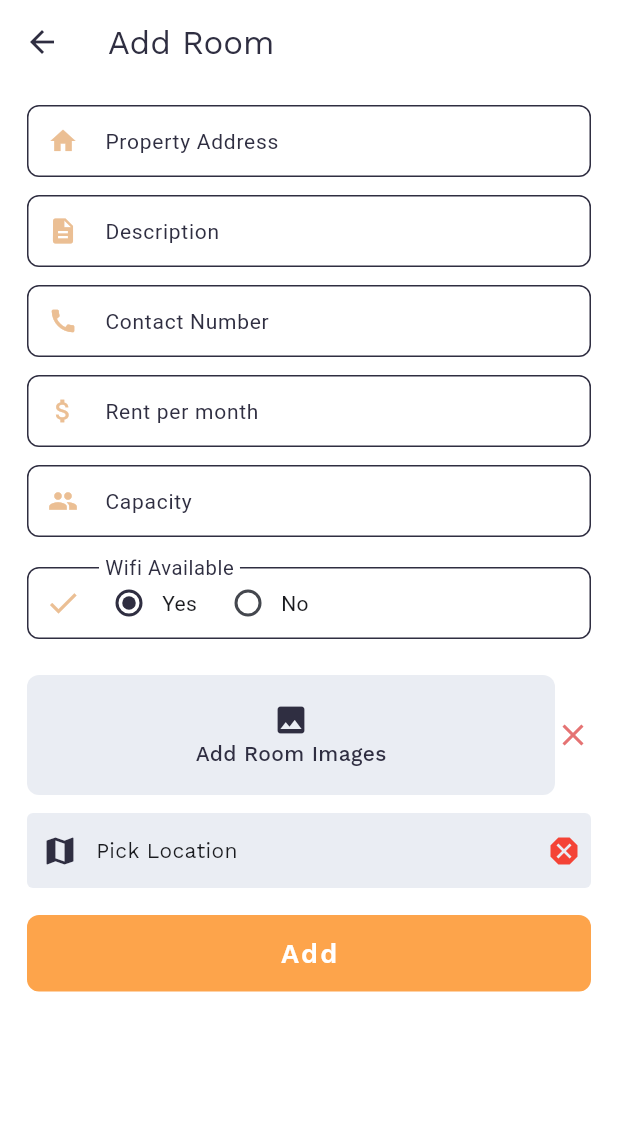
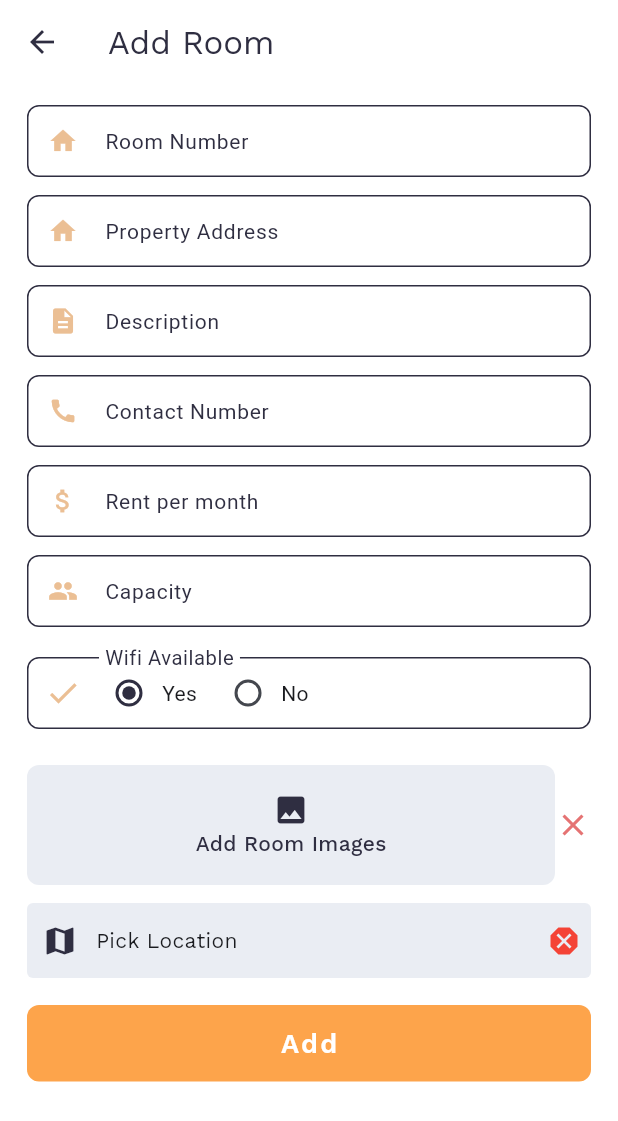
Before and after one commit to Bilalsaeed78/New-Journey-App, a Flutter app: the PropertyTypeSelectorScreen screen opened directly with empty values, after a tap on "Room", on a phone screen of 412 x 824 dp. Shown: the top 1121 px of the screen. Run offline on Flutter 3.47's test engine with Material 3 defaults, Android fonts, the phone set to English and light mode, and no system bars; our stand-ins replace flutter_svg, get, get_storage, image_picker; missing offline and left inert: multi_image_picker_view; accounts and stored records are empty; network calls fail.

Commit message:
Minor Updates.

```diff
--- a/client/lib/constants/themes/app_colors.dart
+++ b/client/lib/constants/themes/app_colors.dart
@@ -5,7 +5,8 @@ class AppColors {
   static const Color primaryLight = Color.fromARGB(255, 235, 191, 148);
   static const Color secondary = Color(0xFF2f2e41);
   static const Color secondaryLight = Color.fromARGB(255, 214, 214, 218);
-  static const Color propertContainer = Color.fromARGB(255, 234, 237, 243);
+  static const Color subtitleColor = Color.fromARGB(255, 128, 128, 134);
+  static const Color propertyContainer = Color.fromARGB(255, 234, 237, 243);
   static const Color whiteShade = Color(0xFFE4E2E2);
   static const Color background = Color(0xFFFFFFFF);
   static const Color card = Color(0xFFFFFFFF);
--- a/client/lib/controllers/property_controller.dart
+++ b/client/lib/controllers/property_controller.dart
@@ -5,6 +5,7 @@ import 'package:get/get.dart';
 import 'package:http_parser/http_parser.dart';
 import 'package:image_picker/image_picker.dart';
 import 'package:multi_image_picker_view/multi_image_picker_view.dart';
+import 'package:new_journey_app/models/property_model.dart';
 import 'package:new_journey_app/storage/local_storage.dart';
 import 'package:http/http.dart' as http;
 
@@ -14,6 +15,9 @@ import '../models/room_model.dart';
 class PropertyController extends GetxController with LocalStorage {
   final formKey = GlobalKey<FormState>();
 
+  final roomNumberController = TextEditingController();
+  final apartmentNumberController = TextEditingController();
+  final officeNumberController = TextEditingController();
   final overviewController = TextEditingController();
   final rentalPriceController = TextEditingController();
   final floorController = TextEditingController();
@@ -32,8 +36,15 @@ class PropertyController extends GetxController with LocalStorage {
   final Rx<List<Room>> _myAddedRooms = Rx<List<Room>>([]);
   List<Room> get myAddedRooms => _myAddedRooms.value;
 
+  final Rx<List<Property>> _myProperties = Rx<List<Property>>([]);
+  List<Property> get myProperties => _myProperties.value;
+
   void clearFields() {
+    propertyAddressController.clear();
     overviewController.clear();
+    roomNumberController.clear();
+    apartmentNumberController.clear();
+    officeNumberController.clear();
     rentalPriceController.clear();
     floorController.clear();
     roomsController.clear();
@@ -69,12 +80,12 @@ class PropertyController extends GetxController with LocalStorage {
 
       final jsonResponse = jsonDecode(response.body);
       final roomsJson = jsonResponse['rooms'] as List<dynamic>;
+      print(roomsJson);
 
       _myAddedRooms.value = roomsJson
           .map((roomJson) => Room.fromJson(roomJson))
           .where((room) => room.owner == getUserId())
           .toList();
-
       toggleLoading();
     } catch (e) {
       toggleLoading();
@@ -135,7 +146,8 @@ class PropertyController extends GetxController with LocalStorage {
         toggleLoading();
         final List<ImageFile> images = multiImageController.images.toList();
         final formData = {
-          'room_number': propertyAddressController.text.trim(),
+          'room_number': roomNumberController.text.trim(),
+          'address': propertyAddressController.text.trim(),
           'overview': overviewController.text.trim(),
           'rental_price': double.parse(rentalPriceController.text),
           'max_capacity': int.parse(maxCapacityController.text),
@@ -168,11 +180,20 @@ class PropertyController extends GetxController with LocalStorage {
         final response = await http.Response.fromStream(streamedResponse);
 
         if (response.statusCode == 201) {
-          Room room = Room.fromJson(jsonDecode(response.body)['room']);
-          myAddedRooms.add(room);
+          var decoded = jsonDecode(response.body)['room'];
+          Property property = Property(
+              propertyId: decoded['_id'],
+              propertyType: 'room',
+              ownerId: getUserId()!);
+          _myProperties.value.add(property);
+          print(property.ownerId);
+          print(property.propertyId);
+          print(property.propertyType);
+          Room room = Room.fromJson(decoded);
+          _myAddedRooms.value.add(room);
           clearFields();
           Get.back();
-          Get.back();
+          print(_myAddedRooms.value.length);
           Get.snackbar(
             'Success',
             'Room created successfully',
@@ -185,6 +206,7 @@ class PropertyController extends GetxController with LocalStorage {
         }
       }
     } catch (error) {
+      print(error);
       Get.snackbar(
         'Error',
         'Failed to create room',
--- /dev/null
+++ b/client/lib/models/property_model.dart
@@ -0,0 +1,27 @@
+class Property {
+  final String propertyId;
+  final String propertyType;
+  final String ownerId;
+
+  Property({
+    required this.propertyId,
+    required this.propertyType,
+    required this.ownerId,
+  });
+
+  Map<String, dynamic> toJson() {
+    return {
+      'propertyId': propertyId,
+      'propertyType': propertyType,
+      'owner': ownerId,
+    };
+  }
+
+  factory Property.fromJson(Map<String, dynamic> json) {
+    return Property(
+      propertyId: json['_id'],
+      propertyType: json['propertyType'],
+      ownerId: json['owner'],
+    );
+  }
+}
--- a/client/lib/models/room_model.dart
+++ b/client/lib/models/room_model.dart
@@ -1,6 +1,7 @@
 class Room {
   String id;
   String roomNumber;
+  String address;
   String overview;
   double rentalPrice;
   int maxCapacity;
@@ -13,6 +14,7 @@ class Room {
   Room({
     required this.id,
     required this.roomNumber,
+    required this.address,
     required this.overview,
     required this.rentalPrice,
     required this.maxCapacity,
@@ -27,6 +29,7 @@ class Room {
     return Room(
       id: json['_id'],
       roomNumber: json['room_number'],
+      address: json['address'],
       overview: json['overview'],
       rentalPrice: json['rental_price'].toDouble(),
       maxCapacity: json['max_capacity'],
@@ -41,6 +44,7 @@ class Room {
   Map<String, dynamic> toJson() {
     return {
       'room_number': roomNumber,
+      'address': address,
       'overview': overview,
       'rental_price': rentalPrice,
       'max_capacity': maxCapacity,
--- a/client/lib/views/add_property_screen.dart
+++ b/client/lib/views/add_property_screen.dart
@@ -44,6 +44,57 @@ class AddPropertyScreen extends StatelessWidget {
                 const SizedBox(
                   height: 14,
                 ),
+                if (type == 'room')
+                  CustomTextFormField(
+                    controller: propertyController.roomNumberController,
+                    labelText: "Room Number",
+                    hintText: "Room 03/B, Flat ABC",
+                    autofocus: false,
+                    keyboardType: TextInputType.streetAddress,
+                    textInputAction: TextInputAction.next,
+                    prefixIconData: Icons.home,
+                    validator: (value) {
+                      if (value!.isEmpty) {
+                        return "Room number cannot be empty.";
+                      }
+                      return null;
+                    },
+                  ),
+                if (type == 'apartment')
+                  CustomTextFormField(
+                    controller: propertyController.apartmentNumberController,
+                    labelText: "Apartment Number",
+                    hintText: "Flat 03/B, Abc Tower",
+                    autofocus: false,
+                    keyboardType: TextInputType.streetAddress,
+                    textInputAction: TextInputAction.next,
+                    prefixIconData: Icons.home,
+                    validator: (value) {
+                      if (value!.isEmpty) {
+                        return "Apartment number cannot be empty.";
+                      }
+                      return null;
+                    },
+                  ),
+                if (type == 'office')
+                  CustomTextFormField(
+                    controller: propertyController.roomNumberController,
+                    labelText: "Office Number",
+                    hintText: "Office # 201, ABC Tower",
+                    autofocus: false,
+                    keyboardType: TextInputType.streetAddress,
+                    textInputAction: TextInputAction.next,
+                    prefixIconData: Icons.home,
+                    validator: (value) {
+                      if (value!.isEmpty) {
+                        return "Office number cannot be empty.";
+                      }
+                      return null;
+                    },
+                  ),
+                const SizedBox(
+                  height: SizeManager.sizeM,
+                ),
                 CustomTextFormField(
                   controller: propertyController.propertyAddressController,
                   labelText: "Property Address",
@@ -51,7 +102,7 @@ class AddPropertyScreen extends StatelessWidget {
                   autofocus: false,
                   keyboardType: TextInputType.streetAddress,
                   textInputAction: TextInputAction.next,
-                  prefixIconData: Icons.home,
+                  prefixIconData: Icons.home_sharp,
                   validator: (value) {
                     if (value!.isEmpty) {
                       return "Address cannot be empty.";
@@ -368,7 +419,7 @@ class AddPropertyScreen extends StatelessWidget {
                           decoration: BoxDecoration(
                             borderRadius: BorderRadius.circular(
                                 RadiusManager.buttonRadius),
-                            color: AppColors.propertContainer,
+                            color: AppColors.propertyContainer,
                           ),
                           child: Column(
                             mainAxisAlignment: MainAxisAlignment.center,
@@ -413,7 +464,7 @@ class AddPropertyScreen extends StatelessWidget {
                     width: double.infinity,
                     height: 50,
                     decoration: BoxDecoration(
-                      color: AppColors.propertContainer,
+                      color: AppColors.propertyContainer,
                       borderRadius: BorderRadius.circular(4),
                     ),
                     child: Row(
@@ -444,7 +495,8 @@ class AddPropertyScreen extends StatelessWidget {
                 const SizedBox(
                   height: SizeManager.sizeL,
                 ),
-                CustomButton(
+                Obx(
+                  () => CustomButton(
                     color: AppColors.primary,
                     hasInfiniteWidth: true,
                     loadingWidget: propertyController.isLoading.value
@@ -464,6 +516,7 @@ class AddPropertyScreen extends StatelessWidget {
                     textColor: AppColors.background,
                     buttonType: ButtonType.loading,
                   ),
+                ),
                 const SizedBox(
                   height: SizeManager.sizeXL,
                 ),
--- a/client/lib/views/images_viewer_screen.dart
+++ b/client/lib/views/images_viewer_screen.dart
@@ -75,7 +75,7 @@ class ImageViewerScreen extends StatelessWidget {
                 ),
               ],
             ),
-            backgroundColor: AppColors.propertContainer,
+            backgroundColor: AppColors.propertyContainer,
             margin: EdgeInsets.zero,
           ),
           addMoreButton: const DefaultAddMoreWidget(
@@ -83,7 +83,7 @@ class ImageViewerScreen extends StatelessWidget {
                 Icons.add,
                 color: AppColors.secondary,
               ),
-              backgroundColor: AppColors.propertContainer),
+              backgroundColor: AppColors.propertyContainer),
         ),
       ),
     );
--- a/client/lib/views/property_type_selector_screen.dart
+++ b/client/lib/views/property_type_selector_screen.dart
@@ -21,10 +21,22 @@ class PropertyTypeSelectorScreen extends StatelessWidget {
       backgroundColor: AppColors.background,
       appBar: AppBar(
         backgroundColor: AppColors.background,
+        automaticallyImplyLeading: false,
+        leading: IconButton(
+          onPressed: () {
+            propertyController.clearFields();
+            Get.back();
+          },
+          icon: const Icon(
+            Icons.arrow_back,
+            color: AppColors.secondary,
+          ),
+        ),
         surfaceTintColor: Colors.transparent,
         iconTheme: const IconThemeData(color: AppColors.secondary),
       ),
-      body: Center(
+      body: SingleChildScrollView(
+        child: Center(
           child: Container(
             margin: const EdgeInsets.symmetric(
                 horizontal: MarginManager.marginL,
@@ -75,7 +87,8 @@ class PropertyTypeSelectorScreen extends StatelessWidget {
                   text: "Office",
                   onPressed: () {
                     Get.to(AddPropertyScreen(
-                      propertyController: propertyController, type: "office"));
+                        propertyController: propertyController,
+                        type: "office"));
                   },
                   hasInfiniteWidth: true,
                 ),
@@ -97,6 +110,7 @@ class PropertyTypeSelectorScreen extends StatelessWidget {
             ),
           ),
         ),
+      ),
     );
   }
 }
--- a/client/lib/views/signup_screen.dart
+++ b/client/lib/views/signup_screen.dart
@@ -54,7 +54,7 @@ class SignupScreen extends StatelessWidget {
                     child: const Txt(
                       text: "Sign up now to get started with an account",
                       textAlign: TextAlign.center,
-                      color: AppColors.secondaryLight,
+                      color: AppColors.subtitleColor,
                       fontWeight: FontWeight.normal,
                       fontSize: FontSize.subTitleFontSize,
                     ),
@@ -234,7 +234,7 @@ class SignupScreen extends StatelessWidget {
                       const Txt(
                         text: "Already have an account? ",
                         fontSize: FontSize.subTitleFontSize,
-                        color: AppColors.secondaryLight,
+                        color: AppColors.subtitleColor,
                       ),
                       InkWell(
                         onTap: () {
--- a/client/lib/widgets/owner_property_card.dart
+++ b/client/lib/widgets/owner_property_card.dart
@@ -24,7 +24,7 @@ class OwnerPropertyCard extends StatelessWidget {
         vertical: MarginManager.marginM,
       ),
       decoration: BoxDecoration(
-        color: AppColors.propertContainer,
+        color: AppColors.propertyContainer,
         borderRadius: BorderRadius.circular(
           RadiusManager.buttonRadius,
         ),
```
Also changed, not shown: client/lib/views/login_screen.dart (+2 -13 lines), client/lib/views/owner_dashboard.dart (+48 -17 lines), 8 other files. Lines whose indentation alone changed are shown as unchanged.
